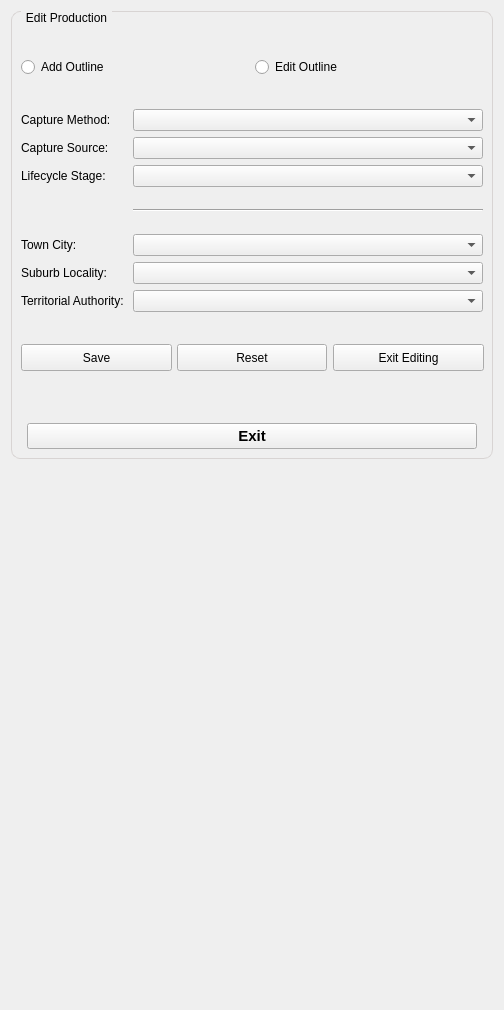
The window that buildings/gui/production_edits.ui (linz/nz-buildings) describes before a commit, drawn with Qt 5.
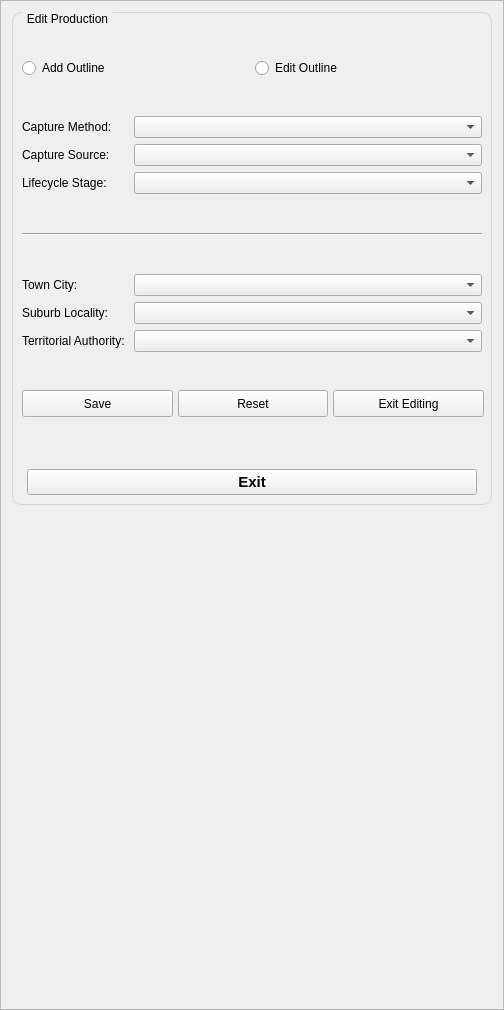
The same window after the commit.

Commit message: Move menu_frame buttons to sub menu

The edit to the form file:
```diff
--- a/buildings/gui/production_edits.ui
+++ b/buildings/gui/production_edits.ui
@@ -26,7 +26,7 @@
    <string>Frame</string>
   </property>
   <property name="frameShape">
-   <enum>QFrame::NoFrame</enum>
+   <enum>QFrame::StyledPanel</enum>
   </property>
   <property name="frameShadow">
    <enum>QFrame::Raised</enum>
@@ -60,19 +60,6 @@
       <property name="fieldGrowthPolicy">
        <enum>QFormLayout::AllNonFixedFieldsGrow</enum>
       </property>
-      <item row="0" column="0">
-       <spacer name="vtsp_6">
-        <property name="orientation">
-         <enum>Qt::Vertical</enum>
-        </property>
-        <property name="sizeHint" stdset="0">
-         <size>
-          <width>20</width>
-          <height>30</height>
-         </size>
-        </property>
-       </spacer>
-      </item>
       <item row="1" column="0" colspan="2">
        <layout class="QHBoxLayout" name="hzly_3">
         <item>
@@ -94,19 +81,6 @@
         </item>
        </layout>
       </item>
-      <item row="2" column="0">
-       <spacer name="vtsp_7">
-        <property name="orientation">
-         <enum>Qt::Vertical</enum>
-        </property>
-        <property name="sizeHint" stdset="0">
-         <size>
-          <width>20</width>
-          <height>20</height>
-         </size>
-        </property>
-       </spacer>
-      </item>
       <item row="4" column="0">
        <widget class="QLabel" name="lb_capture_method">
         <property name="text">
@@ -144,39 +118,6 @@
       <item row="6" column="1">
        <widget class="QComboBox" name="cmb_lifecycle_stage"/>
       </item>
-      <item row="7" column="1">
-       <spacer name="vtsp_1">
-        <property name="orientation">
-         <enum>Qt::Vertical</enum>
-        </property>
-        <property name="sizeHint" stdset="0">
-         <size>
-          <width>20</width>
-          <height>10</height>
-         </size>
-        </property>
-       </spacer>
-      </item>
-      <item row="8" column="1">
-       <widget class="Line" name="line">
-        <property name="orientation">
-         <enum>Qt::Horizontal</enum>
-        </property>
-       </widget>
-      </item>
-      <item row="9" column="1">
-       <spacer name="vtsp_2">
-        <property name="orientation">
-         <enum>Qt::Vertical</enum>
-        </property>
-        <property name="sizeHint" stdset="0">
-         <size>
-          <width>20</width>
-          <height>10</height>
-         </size>
-        </property>
-       </spacer>
-      </item>
       <item row="10" column="0">
        <widget class="QLabel" name="lb_town">
         <property name="text">
@@ -207,19 +148,6 @@
       <item row="12" column="1">
        <widget class="QComboBox" name="cmb_ta"/>
       </item>
-      <item row="13" column="1">
-       <spacer name="vtsp_3">
-        <property name="orientation">
-         <enum>Qt::Vertical</enum>
-        </property>
-        <property name="sizeHint" stdset="0">
-         <size>
-          <width>20</width>
-          <height>20</height>
-         </size>
-        </property>
-       </spacer>
-      </item>
       <item row="15" column="0" colspan="2">
        <layout class="QHBoxLayout" name="hzly_4">
         <item>
@@ -287,19 +215,6 @@
         </item>
        </layout>
       </item>
-      <item row="16" column="1">
-       <spacer name="verticalSpacer">
-        <property name="orientation">
-         <enum>Qt::Vertical</enum>
-        </property>
-        <property name="sizeHint" stdset="0">
-         <size>
-          <width>20</width>
-          <height>40</height>
-         </size>
-        </property>
-       </spacer>
-      </item>
       <item row="17" column="0" colspan="2">
        <layout class="QHBoxLayout" name="horizontalLayout_3">
         <item>
@@ -356,6 +271,91 @@
         </item>
        </layout>
       </item>
+      <item row="0" column="0" colspan="2">
+       <spacer name="vtsp_6">
+        <property name="orientation">
+         <enum>Qt::Vertical</enum>
+        </property>
+        <property name="sizeHint" stdset="0">
+         <size>
+          <width>20</width>
+          <height>30</height>
+         </size>
+        </property>
+       </spacer>
+      </item>
+      <item row="2" column="0" colspan="2">
+       <spacer name="vtsp_7">
+        <property name="orientation">
+         <enum>Qt::Vertical</enum>
+        </property>
+        <property name="sizeHint" stdset="0">
+         <size>
+          <width>20</width>
+          <height>20</height>
+         </size>
+        </property>
+       </spacer>
+      </item>
+      <item row="7" column="0" colspan="2">
+       <spacer name="vtsp_1">
+        <property name="orientation">
+         <enum>Qt::Vertical</enum>
+        </property>
+        <property name="sizeHint" stdset="0">
+         <size>
+          <width>20</width>
+          <height>10</height>
+         </size>
+        </property>
+       </spacer>
+      </item>
+      <item row="8" column="0" colspan="2">
+       <widget class="Line" name="line">
+        <property name="orientation">
+         <enum>Qt::Horizontal</enum>
+        </property>
+       </widget>
+      </item>
+      <item row="9" column="0" colspan="2">
+       <spacer name="vtsp_2">
+        <property name="orientation">
+         <enum>Qt::Vertical</enum>
+        </property>
+        <property name="sizeHint" stdset="0">
+         <size>
+          <width>20</width>
+          <height>10</height>
+         </size>
+        </property>
+       </spacer>
+      </item>
+      <item row="13" column="0" colspan="2">
+       <spacer name="vtsp_3">
+        <property name="orientation">
+         <enum>Qt::Vertical</enum>
+        </property>
+        <property name="sizeHint" stdset="0">
+         <size>
+          <width>20</width>
+          <height>20</height>
+         </size>
+        </property>
+       </spacer>
+      </item>
+      <item row="16" column="0" colspan="2">
+       <spacer name="verticalSpacer">
+        <property name="orientation">
+         <enum>Qt::Vertical</enum>
+        </property>
+        <property name="sizeHint" stdset="0">
+         <size>
+          <width>20</width>
+          <height>40</height>
+         </size>
+        </property>
+       </spacer>
+      </item>
      </layout>
      <zorder>lb_capture_method</zorder>
      <zorder>cmb_capture_method</zorder>
@@ -392,19 +392,6 @@
      </property>
     </spacer>
    </item>
-   <item>
-    <spacer name="vtsp_5">
-     <property name="orientation">
-      <enum>Qt::Vertical</enum>
-     </property>
-     <property name="sizeHint" stdset="0">
-      <size>
-       <width>20</width>
-       <height>40</height>
-      </size>
-     </property>
-    </spacer>
-   </item>
   </layout>
  </widget>
  <resources/>
```
The commit also changes 12 other files.
